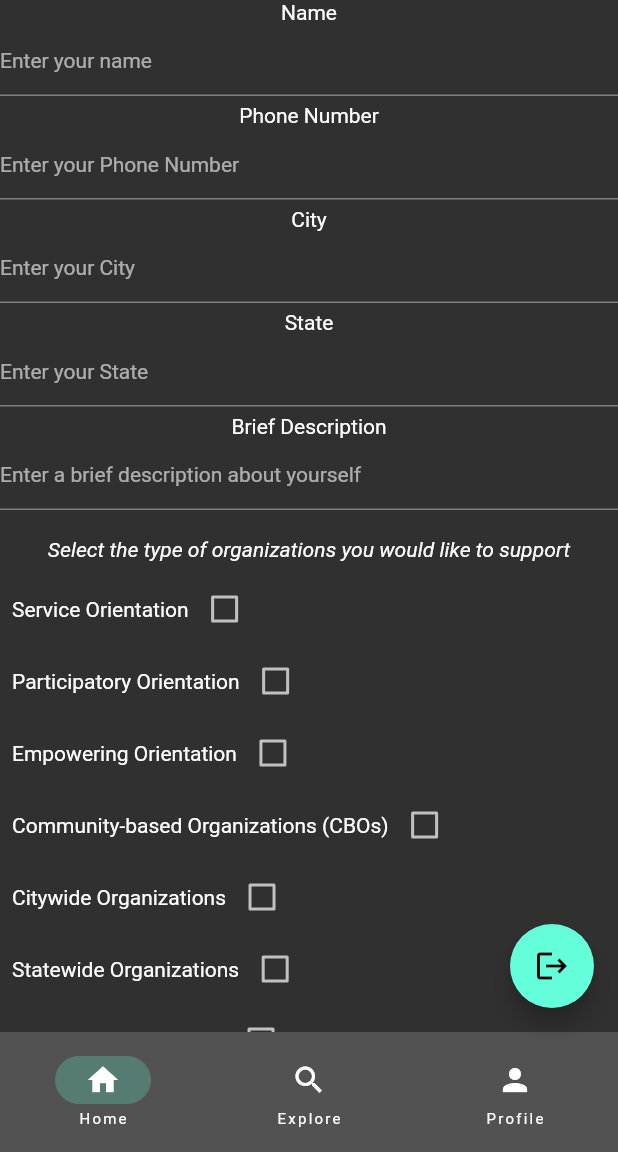
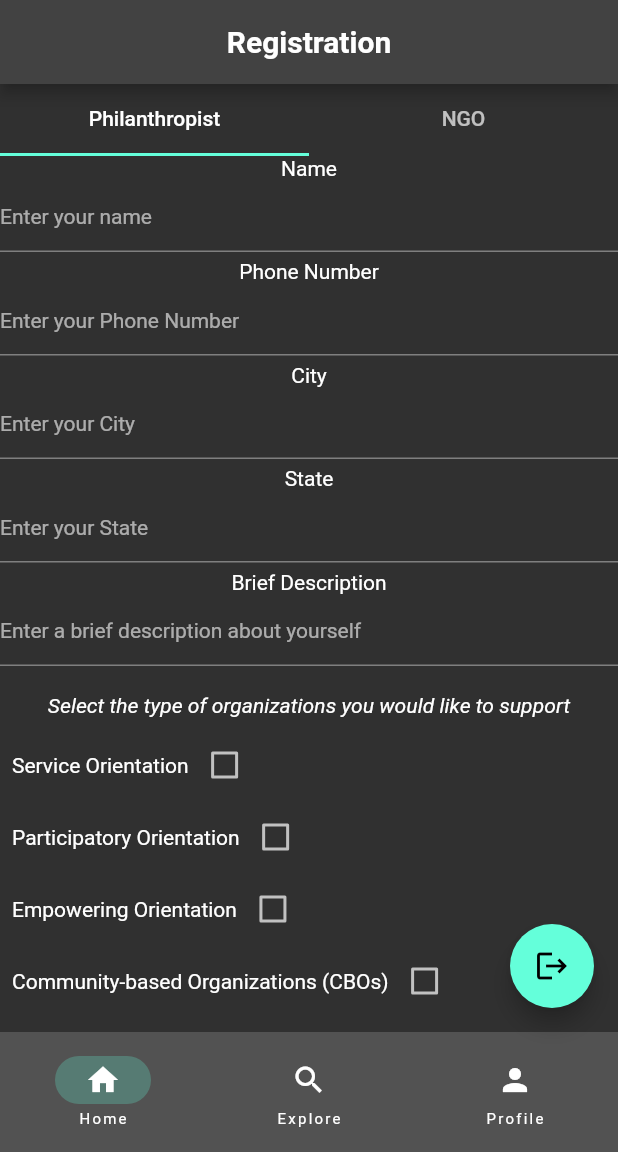
Before and after one commit to AbhishekSatpathy4848/TRINIT_594092-U801T4BE_DEV, a Flutter app: the screen it shows once a user with an empty profile is signed in, on a phone screen of 412 x 824 dp, the part 84-1236 px from its top. Run offline on Flutter 3.47's test engine with Material 2 defaults, Android fonts, the phone set to English and light mode, and no system bars; our stand-ins replace cloud_firestore, firebase_auth, firebase_core; accounts and stored records are empty.

Commit message:
Completed full reg

```diff
--- a/lib/features/registration/presentation/first_time_philanthrophist.dart
+++ b/lib/features/registration/presentation/first_time_philanthrophist.dart
@@ -353,6 +353,11 @@ class _NewPhilanthrophistState extends State<NewPhilanthrophist> {
                 philanthropistModel.createPhilanthropist(philanthropistModel);
                 Navigator.pushReplacement(context,
                     MaterialPageRoute(builder: (context) => const RootPage()));
+              } else {
+                SnackBar snackBar = const SnackBar(
+                  content: Text("Please fill all the fields"),
+                );
+                ScaffoldMessenger.of(context).showSnackBar(snackBar);
               }
             },
             child: const Text('Submit'))
--- a/lib/features/registration/presentation/registration_full.dart
+++ b/lib/features/registration/presentation/registration_full.dart
@@ -1,6 +1,8 @@
 import 'package:flutter/material.dart';
 import 'package:flutter/src/widgets/framework.dart';
 import 'package:flutter/src/widgets/placeholder.dart';
+import 'package:ngo_hackathon/features/registration/presentation/first_time_ngo.dart';
+import 'package:ngo_hackathon/features/registration/presentation/first_time_philanthrophist.dart';
 
 class RegComplete extends StatefulWidget {
   const RegComplete({super.key});
@@ -22,6 +24,21 @@ class _RegCompleteState extends State<RegComplete> {
             fontWeight: FontWeight.bold,
           ),
         ),
-    );
+        body: Container(
+            child: DefaultTabController(
+          length: 2,
+          child: Column(children: const [
+            TabBar(tabs: [
+              Tab(text: 'Philanthropist'),
+              Tab(text: 'NGO'),
+            ]),
+            Expanded(
+              child: TabBarView(children: [
+                NewPhilanthrophist(),
+                NewNGO(),
+              ]),
+            ),
+          ]),
+        )));
   }
 }
--- a/lib/root_page.dart
+++ b/lib/root_page.dart
@@ -4,6 +4,7 @@ import 'package:flutter/material.dart';
 import 'package:ngo_hackathon/core/pages/search_page.dart';
 import 'package:ngo_hackathon/features/registration/presentation/first_time_ngo.dart';
 import 'package:ngo_hackathon/features/registration/presentation/first_time_philanthrophist.dart';
+import 'package:ngo_hackathon/features/registration/presentation/registration_full.dart';
 
 import 'core/pages/home.dart';
 import 'core/pages/profile_page.dart';
@@ -34,7 +35,7 @@ class _RootPageState extends State<RootPage> {
 
   int currentpage = 0;
   final screens = [
-    const NewNGO(),
+    const HomePage(),
     const SearchPage(),
     const ProfilePage(),
   ];
@@ -64,7 +65,7 @@ class _RootPageState extends State<RootPage> {
             } else if (snapshot.connectionState == ConnectionState.done &&
                 firstTimeLogin) {
               //print('abc');
-              return const NewPhilanthrophist();
+              return const RegComplete();
             }
             //print('123');
 
```
Also changed, not shown: lib/features/registration/presentation/first_time_ngo.dart (+25 -10 lines). Lines whose indentation alone changed are shown as unchanged.
